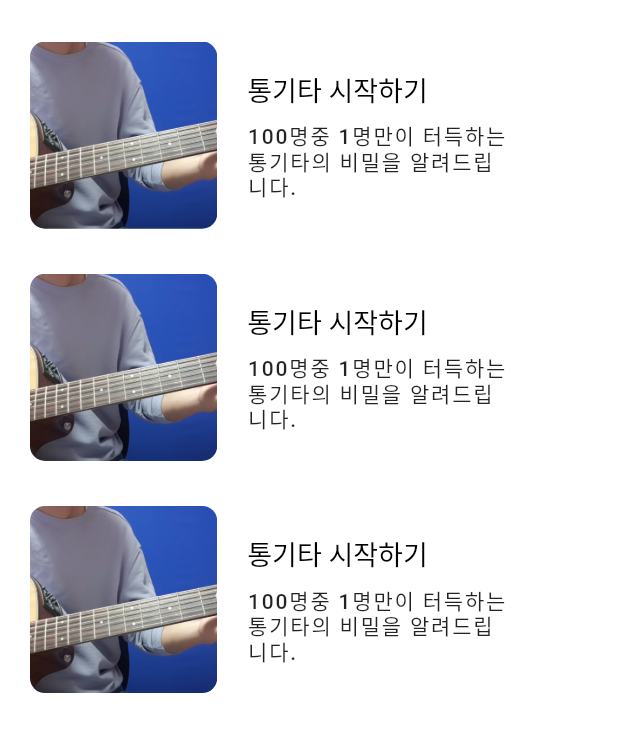
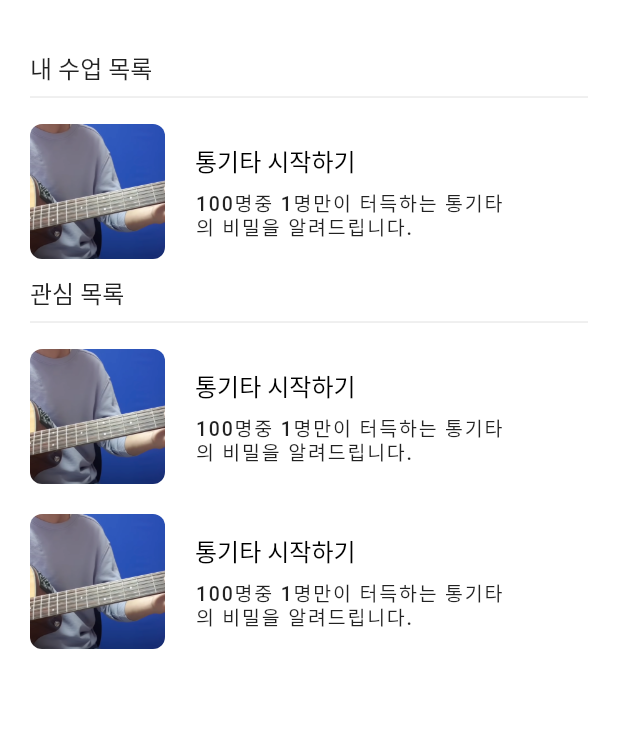
Before and after one commit to PoomAt-E/hobby-mate, a Flutter app: the ClassListScreen screen opened directly, on a phone screen of 412 x 824 dp, the part 65-817 px from its top. Run offline on Flutter 3.47's test engine with Material 2 defaults, Android fonts, the phone set to English and light mode, and no system bars; our stand-ins replace chat_bubbles, chewie, cloud_firestore, dio, file_picker, firebase_core and 7 more; accounts and stored records are empty.

Commit message:
design: class 화면 및 box 디자인 수정

```diff
--- a/lib/screen/class/class_list_ screen.dart
+++ b/lib/screen/class/class_list_ screen.dart
@@ -21,12 +21,14 @@ class _ClassListScreenState extends State<ClassListScreen> {
         body: Container(
             padding: const EdgeInsets.symmetric(horizontal: 20),
             child:
-                Column(crossAxisAlignment: CrossAxisAlignment.end, children: [
-              // optionButton(),
-              Expanded(
-                  child: Column(
-                      children: [1, 2, 3]
-                          .map((e) => ClassBoxWidget(
+                Column(crossAxisAlignment: CrossAxisAlignment.start, children: [
+              const SizedBox(height: 20),
+              const Text('내 수업 목록',
+                  style: TextStyle(fontSize: 16, fontWeight: FontWeight.w500)),
+              const Divider(
+                color: Colors.black12,
+              ),
+              ClassBoxWidget(
                   vod: Vod(
                 ownerId: "1",
                 vodName: '통기타 시작하기',
@@ -37,8 +39,36 @@ class _ClassListScreenState extends State<ClassListScreen> {
                 vodType: "1",
                 id: "1",
                 vodUrl: "1",
-                              )))
-                          .toList()))
+              )),
+              const Text('관심 목록',
+                  style: TextStyle(fontSize: 16, fontWeight: FontWeight.w500)),
+              const Divider(
+                color: Colors.black12,
+              ),
+              ClassBoxWidget(
+                  vod: Vod(
+                ownerId: "1",
+                vodName: '통기타 시작하기',
+                vodGroupId: "1",
+                vodLengthH: 1,
+                vodLengthM: 30,
+                vodLengthS: 1,
+                vodType: "1",
+                id: "1",
+                vodUrl: "1",
+              )),
+              ClassBoxWidget(
+                  vod: Vod(
+                ownerId: "1",
+                vodName: '통기타 시작하기',
+                vodGroupId: "1",
+                vodLengthH: 1,
+                vodLengthM: 30,
+                vodLengthS: 1,
+                vodType: "1",
+                id: "1",
+                vodUrl: "1",
+              )),
             ])));
   }
 
@@ -51,7 +81,7 @@ class _ClassListScreenState extends State<ClassListScreen> {
                     color: Color.fromARGB(44, 0, 0, 0), width: 1),
                 borderRadius: BorderRadius.circular(5.0))),
         onPressed: () => optionSheet(),
-        child: Row(mainAxisSize: MainAxisSize.min, children: const [
+        child: const Row(mainAxisSize: MainAxisSize.min, children: [
           Text('필터', style: TextStyle(color: Colors.black87)),
           Icon(
             Icons.filter_alt_rounded,
--- a/lib/style/style.dart
+++ b/lib/style/style.dart
@@ -60,7 +60,7 @@ class TextStyles {
 
   static const TextStyle classContentTextStyle = TextStyle(
       height: 1.2,
-      fontSize: 14,
+      fontSize: 13,
       overflow: TextOverflow.ellipsis,
       fontWeight: FontWeight.w500,
       letterSpacing: 1.2);
--- a/lib/widget/home/class_box.dart
+++ b/lib/widget/home/class_box.dart
@@ -16,7 +16,7 @@ class ClassBoxWidget extends StatefulWidget {
 class _ClassBoxWidgetState extends State<ClassBoxWidget> {
   @override
   Widget build(BuildContext context) {
-    final size = MediaQuery.of(context).size.height * 0.2 - 40;
+    final size = 90.0;
     return GestureDetector(
         onTap: () => Navigator.of(context).push(MaterialPageRoute(
                 builder: (context) =>
@@ -33,9 +33,9 @@ class _ClassBoxWidgetState extends State<ClassBoxWidget> {
                     ))) // 리버팟 적용된 HomeScreen 만들기
             ),
         child: Container(
-            padding: const EdgeInsets.symmetric(vertical: 15,),
+            padding: const EdgeInsets.symmetric(vertical: 10),
             decoration: BoxDecoration(
-              borderRadius: BorderRadius.circular(10),
+              borderRadius: BorderRadius.circular(8),
             ),
             child:
                 Column(crossAxisAlignment: CrossAxisAlignment.start, children: [
@@ -45,7 +45,7 @@ class _ClassBoxWidgetState extends State<ClassBoxWidget> {
                     height: size,
                     width: size,
                     decoration: BoxDecoration(
-                        borderRadius: BorderRadius.circular(10),
+                        borderRadius: BorderRadius.circular(8),
                         image: const DecorationImage(
                             fit: BoxFit.cover,
                             image:
@@ -65,7 +65,7 @@ class _ClassBoxWidgetState extends State<ClassBoxWidget> {
                             overflow: TextOverflow.ellipsis,
                             style: TextStyle(
                                 color: Colors.black,
-                                fontSize: 18,
+                                fontSize: 16,
                                 fontWeight: FontWeight.w500),
                           ),
                           SizedBox(
@@ -74,7 +74,7 @@ class _ClassBoxWidgetState extends State<ClassBoxWidget> {
                           Text(
                             '100명중 1명만이 터득하는 통기타의 비밀을 알려드립니다.',
                             overflow: TextOverflow.ellipsis,
-                            maxLines: 4,
+                            maxLines: 2,
                             style: TextStyles.classContentTextStyle,
                           )
                         ],
```
Also changed, not shown: lib/screen/class/class_detail_screen.dart (+30 -18 lines), lib/screen/main/home_screen.dart (+9 -11 lines). Lines whose indentation alone changed are shown as unchanged.
